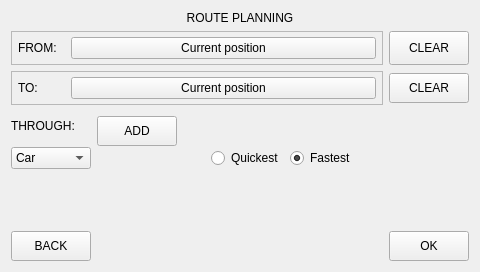
Before: the Qt Designer form Pilocik/routewindow.ui in dotevo/Pilocik, drawn with Qt 5.
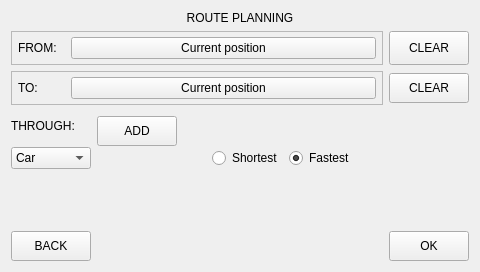
After: the same form once the commit is applied.

```diff
--- a/Pilocik/routewindow.ui
+++ b/Pilocik/routewindow.ui
@@ -324,7 +324,7 @@
    <item row="6" column="3">
     <widget class="QRadioButton" name="radioButton">
      <property name="text">
-      <string>Quickest</string>
+      <string>Shortest</string>
      </property>
     </widget>
    </item>
```
